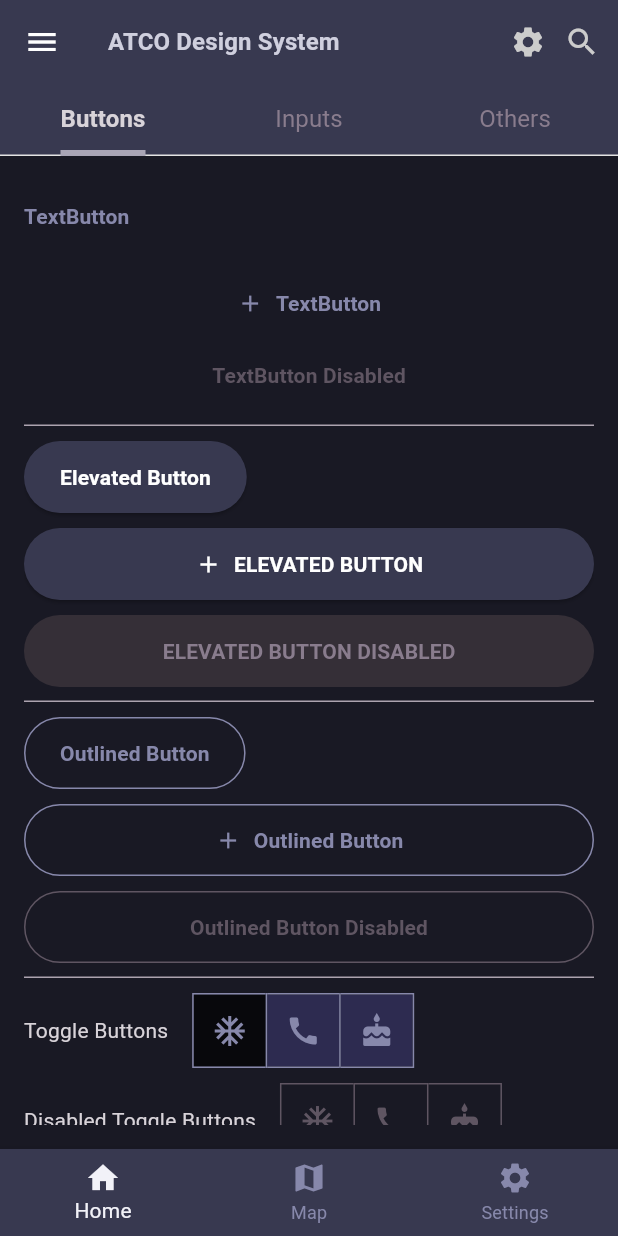
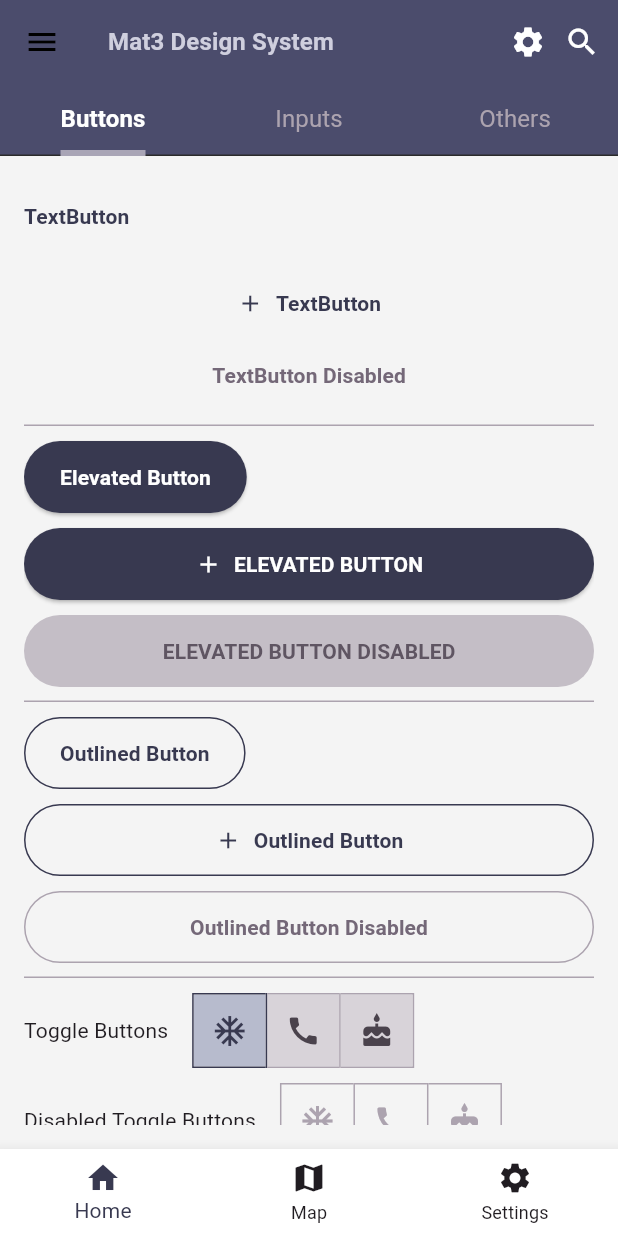
Before and after one commit to asifimtiazahmed/mat3_ui, a Flutter app: the screen it shows after launch, on a phone screen of 412 x 824 dp. Run offline on Flutter 3.47's test engine with Material 3 defaults, Android fonts, the phone set to English and light mode, and no system bars.

```diff
--- a/example/lib/main.dart
+++ b/example/lib/main.dart
@@ -17,7 +17,7 @@
   Widget build(BuildContext context) {
     return MaterialApp(
       themeMode: ThemeMode.system,
-      theme: Mat3Theme.darkTheme,
+      theme: Mat3Theme.lightTheme,
       darkTheme: Mat3Theme.darkTheme,
       title: 'Material3 Design System Demo',
       initialRoute: '/',
--- a/example/lib/scenes/landingScene/landing_scene.dart
+++ b/example/lib/scenes/landingScene/landing_scene.dart
@@ -36,7 +36,7 @@
                     tooltip: 'Search icon',
                   ),
                 ],
-                title: Text('ATCO Design System'),
+                title: Text('Mat3 Design System'),
               ),
               bottomNavigationBar: BottomNavigationBar(
                 currentIndex: vm.selectedIndex,
--- a/lib/mat3_ui.dart
+++ b/lib/mat3_ui.dart
@@ -1,4 +1,4 @@
-library atco_ui;
+library Mat3_ui;
 
 export 'src/resources/mat3_colors.dart';
 export 'src/theme/mat3_theme.dart';
--- a/lib/src/resources/mat3_colors.dart
+++ b/lib/src/resources/mat3_colors.dart
@@ -2,7 +2,7 @@
 
 import 'package:flutter/material.dart';
 
-/// Material 3 of ATCO colors.
+/// Material 3 of Mat3 colors.
 ///
 /// Reference:
 /// 1) https://www.figma.com/file/3vTg9unqtwvXm30r4Dl3Ba/IDES-Design-System?node-id=8288%3A225882
--- a/lib/src/widgets/dialog/dialog_messages.dart
+++ b/lib/src/widgets/dialog/dialog_messages.dart
@@ -34,7 +34,7 @@
     builder: (_) => Mat3AlertDialog(
       content: SizedBox(
         height: 100,
-        child: AtcoLoading(message: message),
+        child: Mat3Loading(message: message),
       ),
       insetPadding: insetPadding,
     ),
--- a/lib/src/widgets/loading/mat3_loading.dart
+++ b/lib/src/widgets/loading/mat3_loading.dart
@@ -4,9 +4,9 @@
 import 'package:flutter/material.dart';
 
 /// Loading widget with predefined message.
-class AtcoLoading extends StatelessWidget {
+class Mat3Loading extends StatelessWidget {
   /// Constructor
-  const AtcoLoading({super.key, this.message});
+  const Mat3Loading({super.key, this.message});
 
   /// The message will be shown.
   /// If "null" then the predefined message will be used.
```
Also changed, not shown: 2 other files.
